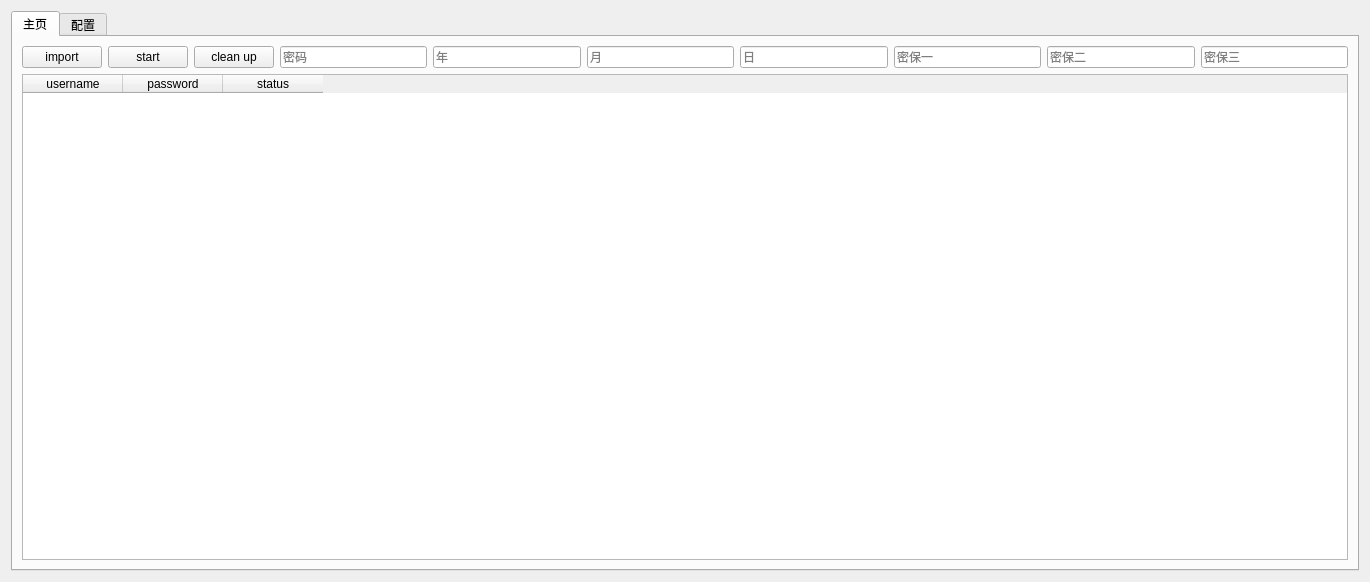
Above: APPLE_改密/ui/untitled.ui from huihuang2000/mu before the change. Below: the same form after it.
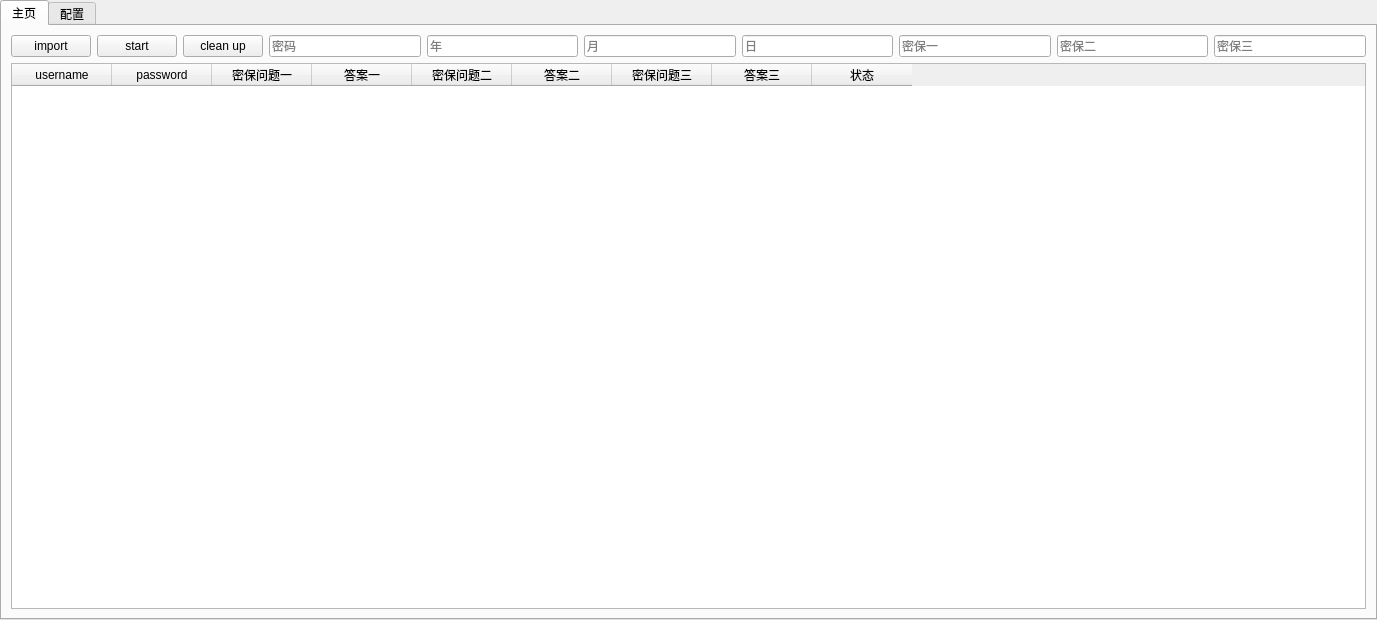
That is the form after the change.

```diff
--- a/APPLE_改密/ui/untitled.ui
+++ b/APPLE_改密/ui/untitled.ui
@@ -6,16 +6,37 @@
    <rect>
     <x>0</x>
     <y>0</y>
-    <width>1370</width>
-    <height>582</height>
+    <width>1377</width>
+    <height>620</height>
    </rect>
   </property>
   <property name="windowTitle">
    <string>Form</string>
   </property>
   <layout class="QVBoxLayout" name="verticalLayout">
+   <property name="spacing">
+    <number>0</number>
+   </property>
+   <property name="leftMargin">
+    <number>0</number>
+   </property>
+   <property name="topMargin">
+    <number>0</number>
+   </property>
+   <property name="rightMargin">
+    <number>0</number>
+   </property>
+   <property name="bottomMargin">
+    <number>0</number>
+   </property>
    <item>
     <widget class="QTabWidget" name="tabWidget">
+     <property name="minimumSize">
+      <size>
+       <width>1352</width>
+       <height>0</height>
+      </size>
+     </property>
      <property name="tabPosition">
       <enum>QTabWidget::North</enum>
      </property>
@@ -27,8 +48,8 @@
      </property>
      <property name="iconSize">
       <size>
-       <width>10</width>
-       <height>10</height>
+       <width>1</width>
+       <height>1</height>
       </size>
      </property>
      <widget class="QWidget" name="tab">
@@ -133,7 +154,37 @@
          </column>
          <column>
           <property name="text">
-           <string>status</string>
+           <string>密保问题一</string>
+          </property>
+         </column>
+         <column>
+          <property name="text">
+           <string>答案一</string>
+          </property>
+         </column>
+         <column>
+          <property name="text">
+           <string>密保问题二</string>
+          </property>
+         </column>
+         <column>
+          <property name="text">
+           <string>答案二</string>
+          </property>
+         </column>
+         <column>
+          <property name="text">
+           <string>密保问题三</string>
+          </property>
+         </column>
+         <column>
+          <property name="text">
+           <string>答案三</string>
+          </property>
+         </column>
+         <column>
+          <property name="text">
+           <string>状态</string>
           </property>
          </column>
         </widget>
```
